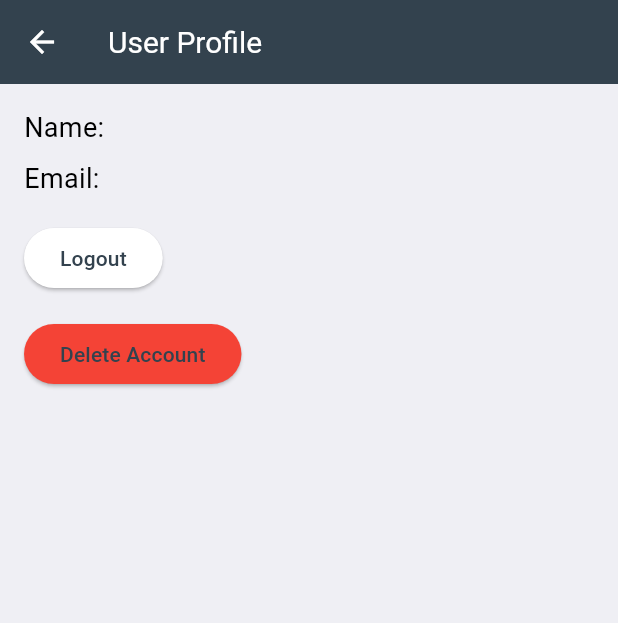
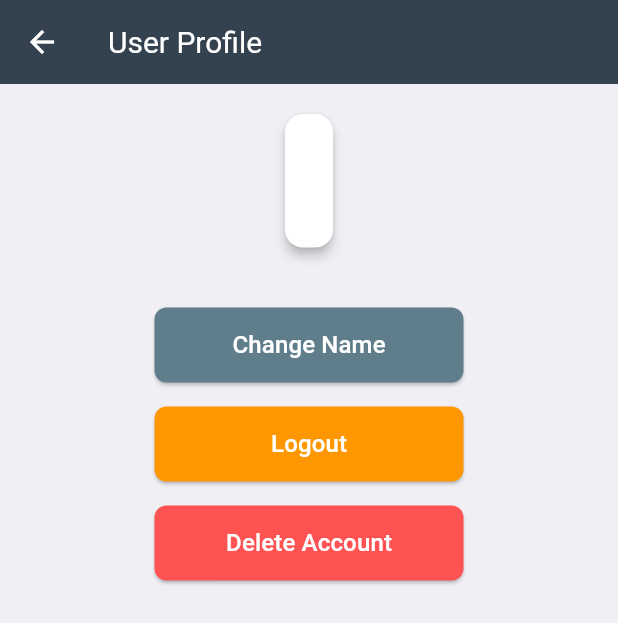
Before and after one commit to banghuazhao/swiftcomp-flutter, a Flutter app: the UserProfilePage screen opened directly, on a phone screen of 412 x 824 dp. Shown: the top 623 px of the screen. Run offline on Flutter 3.47's test engine with Material 3 defaults, Android fonts, the phone set to English and light mode, and no system bars; our stand-ins replace app_links, auto_size_text, device_info, fl_chart, flutter_dotenv, flutter_markdown and 8 more; missing offline and left inert: amplify_auth_cognito, amplify_flutter, app_tracking_transparency, composite_calculator, dart:html, flutter_math_fork and 3 more; accounts and stored records are empty; network calls fail.

Commit message:
add login name (#34)

```diff
--- a/data/lib/repositories/auth_repository_impl.dart
+++ b/data/lib/repositories/auth_repository_impl.dart
@@ -33,12 +33,13 @@ class AuthRepositoryImpl implements AuthRepository {
   }
 
   @override
-  Future<String> login(String email, String password) async {
+  Future<String> login(String email, String password, {String? nickname}) async {
     final url = Uri.parse('http://localhost:3000/api/auth/login');
     final response = await client.post(
       url,
       headers: {'Content-Type': 'application/json'},
-      body: jsonEncode({'email': email, 'password': password}),
+      body: jsonEncode({'email': email, 'password': password,
+        if (nickname != null) 'nickname': nickname,}),
     );
 
     if (response.statusCode == 200) {
--- a/domain/lib/entities/user.dart
+++ b/domain/lib/entities/user.dart
@@ -1,7 +1,7 @@
 class User {
   final String username;
   final String email;
-  final String? name;
+  String? name;
   final String? description;
   final String? avatarUrl;
 
--- a/domain/lib/repositories_abstract/auth_repository.dart
+++ b/domain/lib/repositories_abstract/auth_repository.dart
@@ -4,7 +4,7 @@ import '../entities/user.dart';
 
 abstract class AuthRepository {
   Future<User> signup(String username, String email, String password);
-  Future<String> login(String email, String password);
+  Future<String> login(String email, String password, {String? nickname});
   Future<void> logout();
   Future<void> forgetPassword(String email);
   Future<String> resetPassword(String email, String newPassword, String confirmationCode);
--- a/domain/lib/repositories_abstract/user_repository.dart
+++ b/domain/lib/repositories_abstract/user_repository.dart
@@ -2,5 +2,6 @@ import '../entities/user.dart';
 
 abstract class UserRepository {
   Future<User> fetchMe();
+  Future<void> updateMe(String newName);
   Future<void> deleteAccount();
 }
--- a/domain/lib/usecases/auth_usecase.dart
+++ b/domain/lib/usecases/auth_usecase.dart
@@ -15,8 +15,8 @@ class AuthUseCase {
     return await repository.signup(username, email, password);
   }
 
-  Future<String> login(String email, String password) async {
-    String accessToken = await repository.login(email, password);
+  Future<String> login(String email, String password, {String? nickname}) async {
+    String accessToken = await repository.login(email, password, nickname: nickname);
     await tokenProvider.saveToken(accessToken);
     return accessToken;
   }
--- a/domain/lib/usecases/user_usercase.dart
+++ b/domain/lib/usecases/user_usercase.dart
@@ -12,6 +12,10 @@ class UserUseCase {
     return await repository.fetchMe();
   }
 
+  Future<void> updateMe(String newName) async {
+    return await repository.updateMe(newName);
+  }
+
   Future<void> deleteAccount() async {
     await repository.deleteAccount();
     tokenProvider.deleteToken();
--- a/lib/presentation/settings/viewModels/login_view_model.dart
+++ b/lib/presentation/settings/viewModels/login_view_model.dart
@@ -30,13 +30,13 @@ class LoginViewModel extends ChangeNotifier {
     notifyListeners();
   }
 
-  Future<String?> login(String email, String password) async {
+  Future<String?> login(String email,String password, {String? nickname}) async {
     _isLoading = true;
     _errorMessage = null;
     notifyListeners();
 
     try {
-      final accessToken = await authUseCase.login(email, password);
+      final accessToken = await authUseCase.login(email, password, nickname: nickname);
       return accessToken; // Successful login returns the access token
     } catch (e) {
       _errorMessage = 'Login failed: ${e.toString()}';
--- a/lib/presentation/settings/views/user_profile_page.dart
+++ b/lib/presentation/settings/views/user_profile_page.dart
@@ -1,5 +1,7 @@
+import 'package:flutter/cupertino.dart';
 import 'package:flutter/material.dart';
 import 'package:provider/provider.dart';
+import 'package:swiftcomp/presentation/settings/views/update_name_page.dart';
 import '../../../injection_container.dart';
 import '../viewModels/user_profile_view_model.dart';
 
@@ -9,24 +11,79 @@ class UserProfilePage extends StatelessWidget {
     return ChangeNotifierProvider(
       create: (_) => sl<UserProfileViewModel>(),
       child: Scaffold(
-        appBar: AppBar(title: const Text("User Profile")),
+        appBar: AppBar(
+          title: const Text("User Profile"),
+          backgroundColor: Color(0xFF33424E),
+          elevation: 4.0,
+        ),
         body: Consumer<UserProfileViewModel>(
           builder: (context, viewModel, _) {
             return viewModel.isLoading
                 ? Center(child: CircularProgressIndicator())
                 : Padding(
+              padding: const EdgeInsets.all(20.0),
+              child: Column(
+                crossAxisAlignment: CrossAxisAlignment.center,
+                children: [
+                  Center(
+                    child: Card(
+                      shape: RoundedRectangleBorder(
+                        borderRadius: BorderRadius.circular(12),
+                      ),
+                      elevation: 3,
+                      margin: const EdgeInsets.only(bottom: 20),
+                      child: Padding(
                         padding: const EdgeInsets.all(16.0),
                         child: Column(
                           crossAxisAlignment: CrossAxisAlignment.start,
                           children: [
                             Text(
-                          "Name: ${viewModel.user?.username ?? ''}",
-                          style: TextStyle(fontSize: 18),
+                              viewModel.user?.name ?? '',
+                              style: TextStyle(
+                                fontSize: 18,
+                                fontWeight: FontWeight.bold,
+                                color: Colors.black,
+                              ),
                             ),
                             SizedBox(height: 8),
                             Text(
-                          "Email: ${viewModel.user?.email ?? ''}",
-                          style: TextStyle(fontSize: 18),
+                              viewModel.user?.email ?? '',
+                              style: TextStyle(
+                                fontSize: 16,
+                                color: Colors.blueGrey[500],
+                              ),
+                            ),
+                          ],
+                        ),
+                      ),
+                    ),
+                  ),
+                  SizedBox(height: 20),
+                  ElevatedButton(
+                    onPressed: () async {
+                      final result = await Navigator.push(
+                        context,
+                        MaterialPageRoute(
+                          builder: (context) => UpdateNamePage(
+                            currentName: viewModel.user?.name ?? "",
+                          ),
+                        ),
+                      );
+                      if (result == 'refresh') {
+                        await viewModel.fetchAuthSessionNew();
+                      }
+                    },
+                    style: ElevatedButton.styleFrom(
+                      minimumSize: Size(MediaQuery.of(context).size.width * 0.5, 50),
+                      backgroundColor: Colors.blueGrey,
+                      shape: RoundedRectangleBorder(
+                        borderRadius: BorderRadius.circular(8),
+                      ),
+                    ),
+                    child: Text(
+                      "Change Name",
+                      style: TextStyle(fontSize: 16, color: Colors.white),
+                    ),
                   ),
                   SizedBox(height: 16),
                   ElevatedButton(
@@ -34,16 +91,32 @@ class UserProfilePage extends StatelessWidget {
                       await viewModel.logoutUser();
                       Navigator.of(context).pop("refresh");
                     },
-                          child: Text("Logout"),
+                    style: ElevatedButton.styleFrom(
+                      minimumSize: Size(MediaQuery.of(context).size.width * 0.5, 50),
+                      backgroundColor: Colors.orange,
+                      shape: RoundedRectangleBorder(
+                        borderRadius: BorderRadius.circular(8),
+                      ),
+                    ),
+                    child: Text(
+                      "Logout",
+                      style: TextStyle(fontSize: 16, color: Colors.white),
+                    ),
                   ),
                   SizedBox(height: 16),
                   ElevatedButton(
-                          onPressed: () =>
-                              _confirmDeleteUser(context, viewModel),
+                    onPressed: () => _confirmDeleteUser(context, viewModel),
                     style: ElevatedButton.styleFrom(
-                            backgroundColor: Colors.red,
+                      minimumSize: Size(MediaQuery.of(context).size.width * 0.5, 50),
+                      backgroundColor: Colors.redAccent,
+                      shape: RoundedRectangleBorder(
+                        borderRadius: BorderRadius.circular(8),
                       ),
-                          child: Text("Delete Account"),
+                    ),
+                    child: Text(
+                      "Delete Account",
+                      style: TextStyle(fontSize: 16, color: Colors.white),
+                    ),
                   ),
                 ],
               ),
@@ -53,6 +126,7 @@ class UserProfilePage extends StatelessWidget {
       ),
     );
   }
+
 
   void _confirmDeleteUser(
       BuildContext context, UserProfileViewModel viewModel) {
```
Also changed, not shown: data/lib/repositories/user_repository.dart (+32 -6 lines), lib/presentation/settings/viewModels/settings_view_model.dart (+16 -0 lines), lib/presentation/settings/viewModels/user_profile_view_model.dart (+47 -0 lines), lib/presentation/settings/views/forget_password_page.dart (+63 -51 lines), lib/presentation/settings/views/login_page.dart (+44 -24 lines), lib/presentation/settings/views/settings_page.dart (+15 -12 lines), lib/presentation/settings/views/update_name_page.dart (added, +96 -0 lines). Lines whose indentation alone changed are shown as unchanged.
